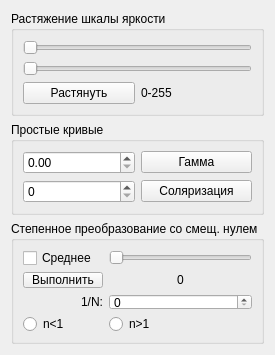
Old version of the form curver.ui in the repository dive155/SmartImage.
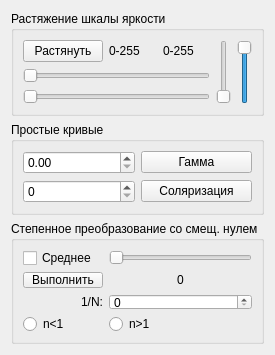
New version of the form.

```diff
--- a/curver.ui
+++ b/curver.ui
@@ -25,45 +25,79 @@
   <property name="windowTitle">
    <string>Form</string>
   </property>
-  <layout class="QVBoxLayout" name="verticalLayout_2">
+  <layout class="QVBoxLayout" name="verticalLayout">
    <item>
     <widget class="QGroupBox" name="groupBox">
      <property name="title">
       <string>Растяжение шкалы яркости</string>
      </property>
-     <layout class="QVBoxLayout" name="verticalLayout">
+     <layout class="QHBoxLayout" name="horizontalLayout_2">
       <item>
-       <widget class="QSlider" name="slider1">
-        <property name="orientation">
-         <enum>Qt::Horizontal</enum>
-        </property>
-       </widget>
-      </item>
-      <item>
-       <widget class="QSlider" name="slider2">
-        <property name="orientation">
-         <enum>Qt::Horizontal</enum>
-        </property>
-       </widget>
-      </item>
-      <item>
-       <layout class="QHBoxLayout" name="horizontalLayout">
+       <layout class="QVBoxLayout" name="verticalLayout_2">
         <item>
-         <widget class="QPushButton" name="partLinear">
-          <property name="text">
-           <string>Растянуть</string>
+         <layout class="QHBoxLayout" name="horizontalLayout">
+          <item>
+           <widget class="QPushButton" name="partLinear">
+            <property name="text">
+             <string>Растянуть</string>
+            </property>
+           </widget>
+          </item>
+          <item>
+           <widget class="QLabel" name="rangeLable">
+            <property name="text">
+             <string>0-255</string>
+            </property>
+           </widget>
+          </item>
+          <item>
+           <widget class="QLabel" name="vertRangeLabel">
+            <property name="text">
+             <string>0-255</string>
+            </property>
+           </widget>
+          </item>
+         </layout>
+        </item>
+        <item>
+         <widget class="QSlider" name="slider1">
+          <property name="orientation">
+           <enum>Qt::Horizontal</enum>
           </property>
          </widget>
         </item>
         <item>
-         <widget class="QLabel" name="rangeLable">
-          <property name="text">
-           <string>0-255</string>
+         <widget class="QSlider" name="slider2">
+          <property name="orientation">
+           <enum>Qt::Horizontal</enum>
           </property>
          </widget>
         </item>
        </layout>
       </item>
+      <item>
+       <widget class="QSlider" name="vslider1">
+        <property name="maximum">
+         <number>255</number>
+        </property>
+        <property name="orientation">
+         <enum>Qt::Vertical</enum>
+        </property>
+       </widget>
+      </item>
+      <item>
+       <widget class="QSlider" name="vslider2">
+        <property name="maximum">
+         <number>255</number>
+        </property>
+        <property name="value">
+         <number>255</number>
+        </property>
+        <property name="orientation">
+         <enum>Qt::Vertical</enum>
+        </property>
+       </widget>
+      </item>
      </layout>
     </widget>
    </item>
```
